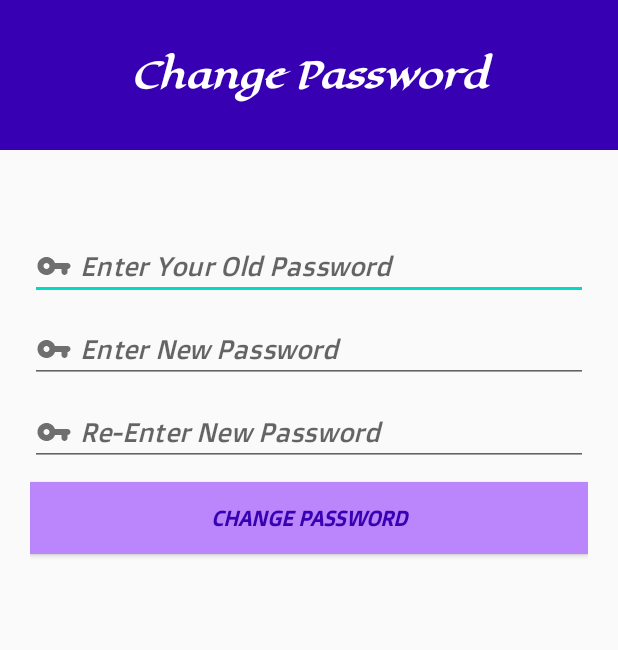
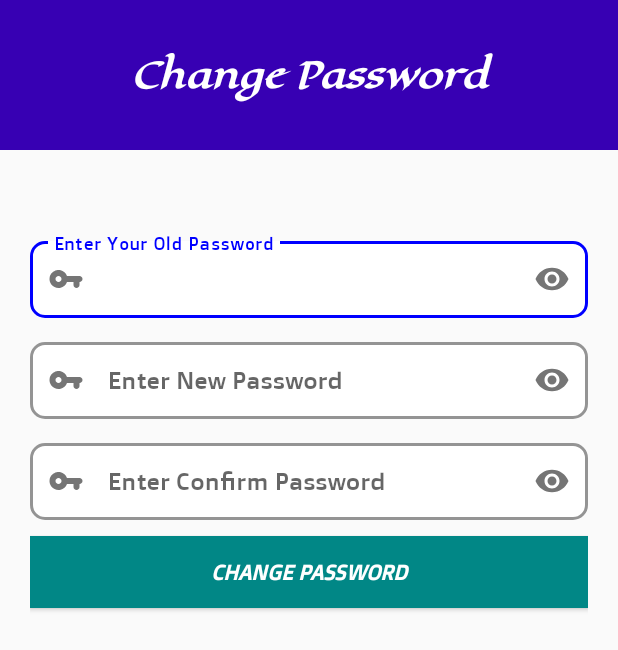
Before and after one commit to kirankumar-lab/StudentAttendanceManagement, an Android app: the ChangePassword screen opened directly, with no data from a screen before it, on a phone screen of 412 x 824 dp. Shown: the top 650 px of the screen. Run offline under Robolectric (Android 15) with nearby library versions, the light colour scheme and no system bars.

Commit message:
ChangePassword Layout changed

```diff
--- a/app/src/main/java/com/pss/myapplication/ChangePassword.java
+++ b/app/src/main/java/com/pss/myapplication/ChangePassword.java
@@ -9,11 +9,13 @@ import android.widget.Button;
 import android.widget.EditText;
 import android.widget.Toast;
 
+import com.google.android.material.textfield.TextInputEditText;
+
 public class ChangePassword extends AppCompatActivity {
     private static final String LOGGED_KEY = "com.pss.myapplication.logged";
     protected dbSAMS db;
     private Button btnChangePassword;
-    private EditText oldPassword, newPassword, confirmNewPassword;
+    private TextInputEditText oldPassword, newPassword, confirmNewPassword;
 
     @Override
     protected void onCreate(Bundle savedInstanceState) {
--- a/app/src/main/res/layout/activity_change_password.xml
+++ b/app/src/main/res/layout/activity_change_password.xml
@@ -31,64 +31,118 @@
         android:layout_marginTop="50dp"
         android:layout_marginHorizontal="20dp"
         android:layout_marginBottom="20dp"
-        android:orientation="vertical">
+        android:orientation="vertical"
+        android:theme="@style/Theme.Style">
 
-        <EditText
-            android:id="@+id/oldPassword"
+        <com.google.android.material.textfield.TextInputLayout
             android:layout_width="match_parent"
             android:layout_height="wrap_content"
+
+            android:hint="@string/enter_your_old_password"
+            app:boxBackgroundColor="@color/white"
+            app:boxBackgroundMode="outline"
+
+            app:boxCornerRadiusBottomEnd="10dp"
+            app:boxCornerRadiusBottomStart="10dp"
+            app:boxCornerRadiusTopEnd="10dp"
+            app:boxCornerRadiusTopStart="10dp"
             android:layout_marginVertical="5dp"
-            android:drawableStart="@drawable/ic_password_24"
-            android:drawableLeft="@drawable/ic_password_24"
-            android:drawablePadding="5dp"
-            android:ems="10"
-             android:fontFamily="@font/doppio_one"
-            android:hint="@string/enter_your_old_password"
-            android:importantForAutofill="no"
-            android:inputType="textPassword"
 
-            android:textStyle="italic" />
+            app:startIconDrawable="@drawable/ic_password_24"
+            app:passwordToggleEnabled="true"
 
-        <EditText
-            android:id="@+id/newPassword"
+            app:boxStrokeColor="@color/blue"
+            app:boxStrokeWidth="2dp"
+            app:hintAnimationEnabled="true"
+            app:hintEnabled="true"
+            app:hintTextColor="@color/blue">
+
+            <com.google.android.material.textfield.TextInputEditText
+                android:id="@+id/oldPassword"
+                android:layout_width="match_parent"
+                android:layout_height="wrap_content"
+                android:padding="15dp"
+                android:fontFamily="@font/doppio_one"
+                android:inputType="textPassword"
+                />
+        </com.google.android.material.textfield.TextInputLayout>
+
+        <com.google.android.material.textfield.TextInputLayout
             android:layout_width="match_parent"
             android:layout_height="wrap_content"
+
+            android:hint="@string/enter_new_password"
+            app:boxBackgroundColor="@color/white"
+            app:boxBackgroundMode="outline"
+
+            app:boxCornerRadiusBottomEnd="10dp"
+            app:boxCornerRadiusBottomStart="10dp"
+            app:boxCornerRadiusTopEnd="10dp"
+            app:boxCornerRadiusTopStart="10dp"
             android:layout_marginVertical="5dp"
-            android:drawableStart="@drawable/ic_password_24"
-            android:drawableLeft="@drawable/ic_password_24"
-            android:drawablePadding="5dp"
-            android:ems="10"
-             android:fontFamily="@font/doppio_one"
-            android:hint="@string/enter_new_password"
-            android:importantForAutofill="no"
-            android:inputType="textPassword"
-            android:textStyle="italic" />
 
-        <EditText
-            android:id="@+id/confirmNewPassword"
+            app:startIconDrawable="@drawable/ic_password_24"
+            app:passwordToggleEnabled="true"
+
+            app:boxStrokeColor="@color/blue"
+            app:boxStrokeWidth="2dp"
+            app:hintAnimationEnabled="true"
+            app:hintEnabled="true"
+            app:hintTextColor="@color/blue">
+
+            <com.google.android.material.textfield.TextInputEditText
+                android:id="@+id/newPassword"
+                android:layout_width="match_parent"
+                android:layout_height="wrap_content"
+                android:padding="15dp"
+                android:fontFamily="@font/doppio_one"
+                android:inputType="textPassword"
+                />
+        </com.google.android.material.textfield.TextInputLayout>
+
+        <com.google.android.material.textfield.TextInputLayout
             android:layout_width="match_parent"
             android:layout_height="wrap_content"
+
+            android:hint="@string/enter_confirm_password"
+            app:boxBackgroundColor="@color/white"
+            app:boxBackgroundMode="outline"
+
+            app:boxCornerRadiusBottomEnd="10dp"
+            app:boxCornerRadiusBottomStart="10dp"
+            app:boxCornerRadiusTopEnd="10dp"
+            app:boxCornerRadiusTopStart="10dp"
             android:layout_marginVertical="5dp"
-            android:drawableStart="@drawable/ic_password_24"
-            android:drawableLeft="@drawable/ic_password_24"
-            android:drawablePadding="5dp"
-            android:ems="10"
-             android:fontFamily="@font/doppio_one"
-            android:hint="@string/re_enter_new_password"
-            android:importantForAutofill="no"
-            android:inputType="textPassword"
-            android:textStyle="italic" />
+
+            app:startIconDrawable="@drawable/ic_password_24"
+            app:passwordToggleEnabled="true"
+
+            app:boxStrokeColor="@color/blue"
+            app:boxStrokeWidth="2dp"
+            app:hintAnimationEnabled="true"
+            app:hintEnabled="true"
+            app:hintTextColor="@color/blue">
+
+            <com.google.android.material.textfield.TextInputEditText
+                android:id="@+id/confirmNewPassword"
+                android:layout_width="match_parent"
+                android:layout_height="wrap_content"
+                android:padding="15dp"
+                android:fontFamily="@font/doppio_one"
+                android:inputType="textPassword"
+                />
+        </com.google.android.material.textfield.TextInputLayout>
 
         <Button
             android:id="@+id/btnChangePassword"
             android:layout_width="match_parent"
             android:layout_height="wrap_content"
             android:layout_marginVertical="5dp"
-            android:background="@color/purple_200"
+            android:background="@color/teal_700"
             android:drawablePadding="5dp"
             android:fontFamily="@font/doppio_one"
             android:text="@string/change_password"
-            android:textColor="@color/purple_700"
+            android:textColor="@color/white"
             android:textStyle="bold|italic" />
     </LinearLayout>
 </RelativeLayout>
```
